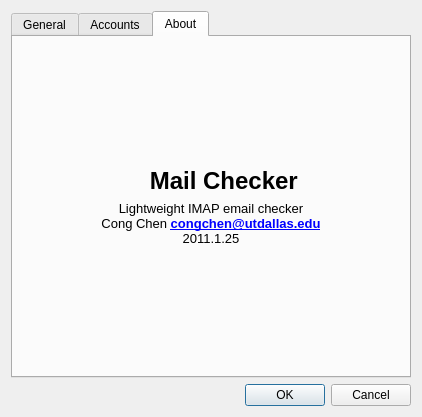
Qt form MailCheckerDlg.ui (congchenutd/mailchecker) before a commit.
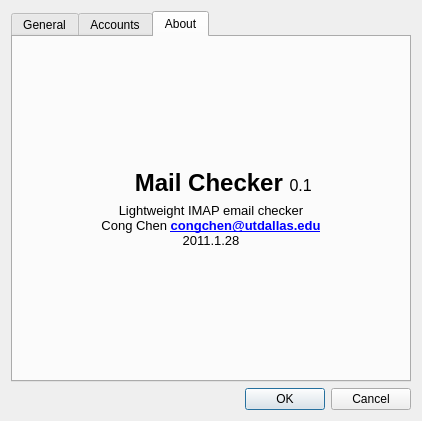
The same form after that commit. The open tabs and pages were chosen to show the change. Icons and pictures are not drawn. Custom widgets are drawn as their Qt base class.

Commit message: 0.1 todo: non-block icon animation

```diff
--- a/MailCheckerDlg.ui
+++ b/MailCheckerDlg.ui
@@ -7,7 +7,7 @@
     <x>0</x>
     <y>0</y>
     <width>422</width>
-    <height>417</height>
+    <height>421</height>
    </rect>
   </property>
   <property name="windowTitle">
@@ -479,7 +479,7 @@
 &lt;html&gt;&lt;head&gt;&lt;meta name=&quot;qrichtext&quot; content=&quot;1&quot; /&gt;&lt;style type=&quot;text/css&quot;&gt;
 p, li { white-space: pre-wrap; }
 &lt;/style&gt;&lt;/head&gt;&lt;body style=&quot; font-family:'MS Shell Dlg 2'; font-size:14pt; font-weight:600; font-style:normal;&quot;&gt;
-&lt;p align=&quot;center&quot; style=&quot; margin-top:0px; margin-bottom:0px; margin-left:0px; margin-right:0px; -qt-block-indent:0; text-indent:0px;&quot;&gt;&lt;span style=&quot; font-size:18pt;&quot;&gt; Mail Checker&lt;/span&gt;&lt;/p&gt;&lt;/body&gt;&lt;/html&gt;</string>
+&lt;p align=&quot;center&quot; style=&quot; margin-top:0px; margin-bottom:0px; margin-left:0px; margin-right:0px; -qt-block-indent:0; text-indent:0px;&quot;&gt;&lt;span style=&quot; font-size:18pt;&quot;&gt; Mail Checker &lt;/span&gt;&lt;span style=&quot; font-size:12pt; font-weight:400;&quot;&gt;0.1&lt;/span&gt;&lt;/p&gt;&lt;/body&gt;&lt;/html&gt;</string>
            </property>
           </widget>
          </item>
@@ -514,7 +514,7 @@
 &lt;/style&gt;&lt;/head&gt;&lt;body style=&quot; font-family:'MS Shell Dlg 2'; font-size:14pt; font-weight:600; font-style:normal;&quot;&gt;
 &lt;p align=&quot;center&quot; style=&quot; margin-top:0px; margin-bottom:0px; margin-left:0px; margin-right:0px; -qt-block-indent:0; text-indent:0px;&quot;&gt;&lt;span style=&quot; font-size:10pt; font-weight:400;&quot;&gt;Lightweight IMAP email checker&lt;/span&gt;&lt;/p&gt;
 &lt;p align=&quot;center&quot; style=&quot; margin-top:0px; margin-bottom:0px; margin-left:0px; margin-right:0px; -qt-block-indent:0; text-indent:0px;&quot;&gt;&lt;span style=&quot; font-size:10pt; font-weight:400;&quot;&gt;Cong Chen &lt;/span&gt;&lt;a href=&quot;mailto:congchen@utdallas.edu&quot;&gt;&lt;span style=&quot; font-size:10pt; text-decoration: underline; color:#0000ff;&quot;&gt;congchen@utdallas.edu&lt;/span&gt;&lt;/a&gt;&lt;/p&gt;
-&lt;p align=&quot;center&quot; style=&quot; margin-top:0px; margin-bottom:0px; margin-left:0px; margin-right:0px; -qt-block-indent:0; text-indent:0px;&quot;&gt;&lt;span style=&quot; font-size:10pt; font-weight:400;&quot;&gt;2011.1.25&lt;/span&gt;&lt;/p&gt;&lt;/body&gt;&lt;/html&gt;</string>
+&lt;p align=&quot;center&quot; style=&quot; margin-top:0px; margin-bottom:0px; margin-left:0px; margin-right:0px; -qt-block-indent:0; text-indent:0px;&quot;&gt;&lt;span style=&quot; font-size:10pt; font-weight:400;&quot;&gt;2011.1.28&lt;/span&gt;&lt;/p&gt;&lt;/body&gt;&lt;/html&gt;</string>
          </property>
         </widget>
        </item>
```
Left out of the diff: 2 changed lines with no effect on the pictures. The commit also changes 3 other files.
